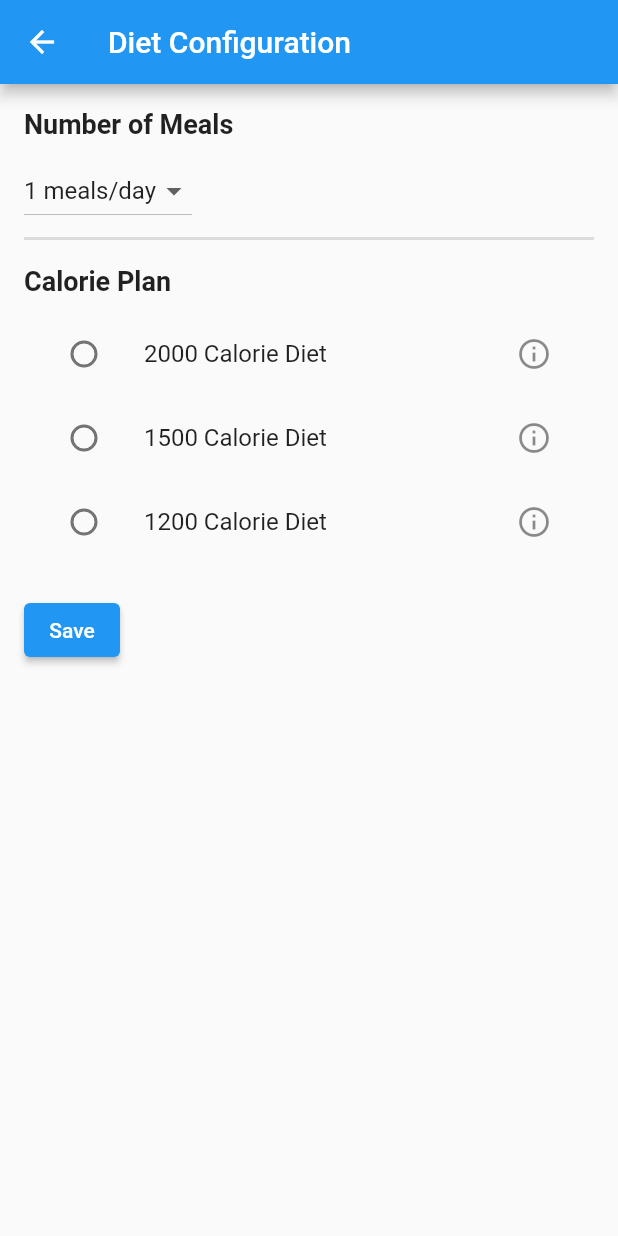
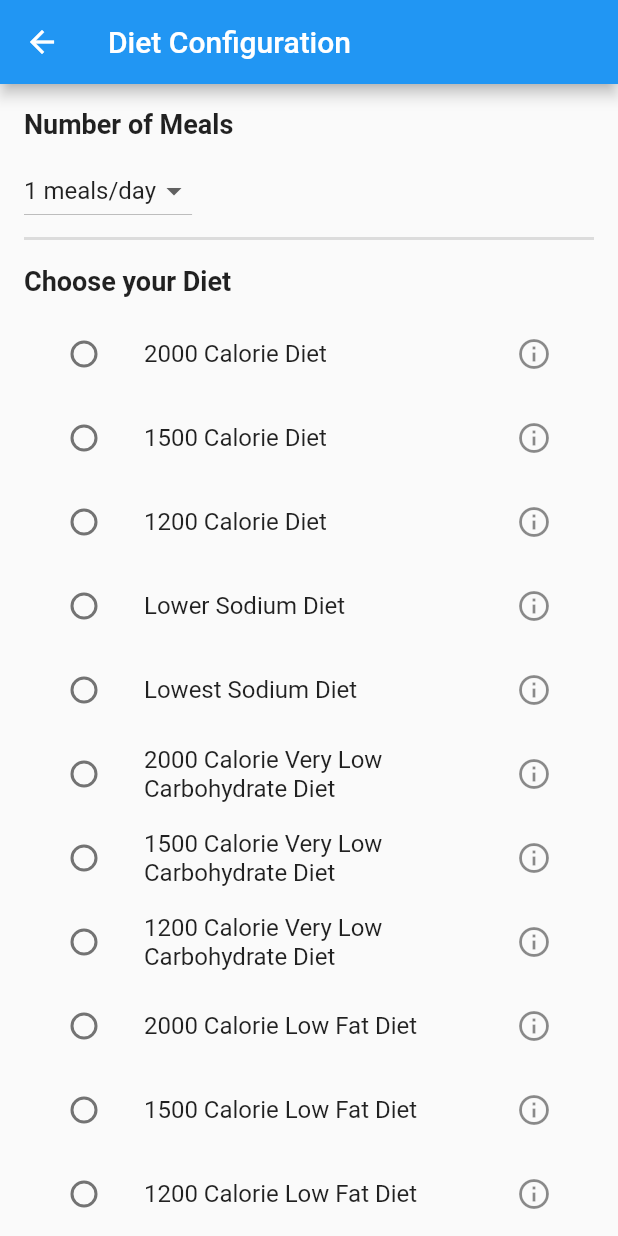
Before and after one commit to W2NJL/fastfoodhealthe2023_fatsecret, a Flutter app: the screen it shows after launch, after a tap on the "settings" icon, on a phone screen of 412 x 824 dp. Run offline on Flutter 3.47's test engine with Material 2 defaults, Android fonts, the phone set to English and light mode, and no system bars; our stand-ins replace flutter_dotenv, shared_preferences; network calls fail.

Commit message:
Added more diet plans

```diff
--- a/lib/main.dart
+++ b/lib/main.dart
@@ -80,6 +80,7 @@ class _MyHomePageState extends State<MyHomePage> {
             padding: const EdgeInsets.all(8.0),
             child: Image.network('https://static.wixstatic.com/media/7d5dd4_7314dd4e69d3447e8fcf6319495fdb80~mv2.png/v1/fill/w_150,h_150,al_c,q_85,usm_0.66_1.00_0.01,enc_auto/FastFoodHealthELogo.png'),
           ),
+          Text('Our database, powered by Nutritionix, features over 172,000 items from restaurants.  We help you find the nutritional values of meal options that are often difficult or impossible to locate!'),
           Padding(
             padding: const EdgeInsets.all(8.0),
             child: TextField(
@@ -181,6 +182,21 @@ class _MyHomePageState extends State<MyHomePage> {
               },
             ),
           ),
+
+    Padding(
+    padding: const EdgeInsets.all(8.0),
+    child: Text(
+    "This app is recommended for Adults 19-59 years of age\n"
+    "(Reference: Dietary Guidelines for Americans 2020-2025; "
+    "https://www.dietaryguidelines.gov/sites/default/files/2021-03/Dietary_Guidelines_for_Americans-2020-2025.pdf)\n\n"
+
+    "Mayo Clinic.org reference:\n"
+    "Generally, to lose 1 to 2 pounds a week (safe rate of weight loss), you need to shave 500 to 1,000 calories from your daily intake to achieve a calorie deficit. "
+    "This can be achieved by eating fewer calories or using up more through regular physical activity.\n\n"
+
+    "A caveat – every person’s caloric needs and deficits are different and depend on many factors, like exercise, genes, hormones and your metabolism.",
+    style: TextStyle(fontSize: 11),
+    ))
         ],
       ),
     );
--- a/lib/models/diet_config.dart
+++ b/lib/models/diet_config.dart
@@ -22,7 +22,8 @@ extension DietConfigPreferences on DietConfig {
     final dailyCalories = prefs.getInt(_dailyCaloriesKey);
     final mealCalories = prefs.getInt(_mealCaloriesKey);
     final numMeals = prefs.getInt(_numMealsKey);
-    return DietConfig(dailyCalories: dailyCalories!, mealCalories: mealCalories!, numOfMeals: numMeals!);
+    return DietConfig(dailyCalories: dailyCalories!, mealCalories: mealCalories!, numOfMeals: numMeals!, sodium: 0,
+    carbs: 0, fat: 0);
   }
 }
 
@@ -31,8 +32,11 @@ class DietConfig {
   final int dailyCalories;
   final int mealCalories;
   final int numOfMeals; // Add this new parameter
+  final int sodium; // added
+  final int carbs;  // added
+  final int fat;    // added
 
-  DietConfig({required this.dailyCalories, required this.mealCalories, required this.numOfMeals});
+  DietConfig({required this.dailyCalories, required this.mealCalories, required this.numOfMeals, required this.sodium, required this.carbs, required this.fat, });
 
 // You can add methods to save/load this configuration from local storage or server.
 }
--- a/lib/screens/config_screen.dart
+++ b/lib/screens/config_screen.dart
@@ -18,6 +18,7 @@ class _ConfigScreenState extends State<ConfigScreen> {
       appBar: AppBar(title: Text('Diet Configuration')),
       body: Padding( // Add overall padding
         padding: const EdgeInsets.all(16.0),
+        child: SingleChildScrollView(
           child: Column(
             crossAxisAlignment: CrossAxisAlignment.start, // Align items to start
             children: [
@@ -49,7 +50,7 @@ class _ConfigScreenState extends State<ConfigScreen> {
 
               // Calorie plan header
               Text(
-              "Calorie Plan",
+                "Choose your Diet",
                 style: TextStyle(fontSize: 18, fontWeight: FontWeight.bold),
               ),
               SizedBox(height: 10),
@@ -66,6 +67,7 @@ class _ConfigScreenState extends State<ConfigScreen> {
             ],
           ),
         ),
+      ),
     );
   }
 
@@ -75,7 +77,7 @@ class _ConfigScreenState extends State<ConfigScreen> {
       ListTile(
         title: const Text('2000 Calorie Diet'),
         leading: Radio(
-          value: DietConfig(dailyCalories: 2000, mealCalories: 660, numOfMeals: 3),
+          value: DietConfig(dailyCalories: 2000, mealCalories: 660, numOfMeals: 3, sodium: 9999, fat: 9999, carbs: 9999),
           groupValue: selectedDiet,
           onChanged: (DietConfig? value) {
             setState(() { selectedDiet = value; });
@@ -89,7 +91,7 @@ class _ConfigScreenState extends State<ConfigScreen> {
       ListTile(
         title: const Text('1500 Calorie Diet'),
         leading: Radio(
-          value: DietConfig(dailyCalories: 2000, mealCalories: 660, numOfMeals: 3),
+          value: DietConfig(dailyCalories: 2000, mealCalories: 660, numOfMeals: 3, sodium: 9999, fat: 9999, carbs: 9999),
           groupValue: selectedDiet,
           onChanged: (DietConfig? value) {
             setState(() { selectedDiet = value; });
@@ -103,7 +105,7 @@ class _ConfigScreenState extends State<ConfigScreen> {
       ListTile(
         title: const Text('1200 Calorie Diet'),
         leading: Radio(
-          value: DietConfig(dailyCalories: 2000, mealCalories: 660, numOfMeals: 3),
+          value: DietConfig(dailyCalories: 2000, mealCalories: 660, numOfMeals: 3, sodium: 9999, fat: 9999, carbs: 9999),
           groupValue: selectedDiet,
           onChanged: (DietConfig? value) {
             setState(() { selectedDiet = value; });
@@ -112,6 +114,126 @@ class _ConfigScreenState extends State<ConfigScreen> {
         trailing: IconButton(
           icon: Icon(Icons.info_outline),
           onPressed: () => _showDietPlanInfo("1200 Calorie Diet"),
+        ),
+      ),
+      ListTile(
+        title: const Text('Lower Sodium Diet'),
+        leading: Radio(
+          value: DietConfig(dailyCalories: 2000, mealCalories: 660, numOfMeals: 3, sodium: 2300, carbs: 9999, fat: 9999),
+          groupValue: selectedDiet,
+          onChanged: (DietConfig? value) {
+            setState(() { selectedDiet = value; });
+          },
+        ),
+        trailing: IconButton(
+          icon: Icon(Icons.info_outline),
+          onPressed: () => _showDietPlanInfo("Lower Sodium Diet"),
+        ),
+      ),
+      // Lowest Sodium Diet Option
+      ListTile(
+        title: const Text('Lowest Sodium Diet'),
+        leading: Radio(
+          value: DietConfig(dailyCalories: 2000, mealCalories: 500, numOfMeals: 3, sodium: 1500, carbs: 0, fat: 0),
+          groupValue: selectedDiet,
+          onChanged: (DietConfig? value) {
+            setState(() { selectedDiet = value; });
+          },
+        ),
+        trailing: IconButton(
+          icon: Icon(Icons.info_outline),
+          onPressed: () => _showDietPlanInfo("Lowest Sodium Diet"),
+        ),
+      ),
+
+      // Very Low Carbohydrate Diet Options
+      ListTile(
+        title: const Text('2000 Calorie Very Low Carbohydrate Diet'),
+        leading: Radio(
+          value: DietConfig(dailyCalories: 2000, mealCalories: 660, numOfMeals: 3, sodium: 0, carbs: 50, fat: 0),
+          groupValue: selectedDiet,
+          onChanged: (DietConfig? value) {
+            setState(() { selectedDiet = value; });
+          },
+        ),
+        trailing: IconButton(
+          icon: Icon(Icons.info_outline),
+          onPressed: () => _showDietPlanInfo("2000 Calorie Very Low Carbohydrate Diet"),
+        ),
+      ),
+      // Very Low Carbohydrate Diet Options
+      ListTile(
+      title: const Text('1500 Calorie Very Low Carbohydrate Diet'),
+      leading: Radio(
+      value: DietConfig(dailyCalories: 1500, mealCalories: 660, numOfMeals: 3, sodium: 0, carbs: 50, fat: 0),
+      groupValue: selectedDiet,
+      onChanged: (DietConfig? value) {
+      setState(() { selectedDiet = value; });
+      },
+      ),
+      trailing: IconButton(
+      icon: Icon(Icons.info_outline),
+      onPressed: () => _showDietPlanInfo("1500 Calorie Very Low Carbohydrate Diet"),
+    ),
+    ),
+      ListTile(
+        title: const Text('1200 Calorie Very Low Carbohydrate Diet'),
+        leading: Radio(
+          value: DietConfig(dailyCalories: 1200, mealCalories: 660, numOfMeals: 3, sodium: 0, carbs: 50, fat: 0),
+          groupValue: selectedDiet,
+          onChanged: (DietConfig? value) {
+            setState(() { selectedDiet = value; });
+          },
+        ),
+        trailing: IconButton(
+          icon: Icon(Icons.info_outline),
+          onPressed: () => _showDietPlanInfo("1200 Calorie Very Low Carbohydrate Diet"),
+        ),
+      ),
+
+      // ... Similarly add other Very Low Carbohydrate and Low Carbohydrate Diet Options
+
+      // Low Fat Diet Options
+      ListTile(
+        title: const Text('2000 Calorie Low Fat Diet'),
+        leading: Radio(
+          value: DietConfig(dailyCalories: 2000, mealCalories: 660, numOfMeals: 3, sodium: 0, carbs: 0, fat: 67),
+          groupValue: selectedDiet,
+          onChanged: (DietConfig? value) {
+            setState(() { selectedDiet = value; });
+          },
+        ),
+        trailing: IconButton(
+          icon: Icon(Icons.info_outline),
+          onPressed: () => _showDietPlanInfo("1500 Calorie Low Fat Diet"),
+        ),
+      ),
+      ListTile(
+        title: const Text('1500 Calorie Low Fat Diet'),
+        leading: Radio(
+          value: DietConfig(dailyCalories: 1500, mealCalories: 660, numOfMeals: 3, sodium: 0, carbs: 0, fat: 67),
+          groupValue: selectedDiet,
+          onChanged: (DietConfig? value) {
+            setState(() { selectedDiet = value; });
+          },
+        ),
+        trailing: IconButton(
+          icon: Icon(Icons.info_outline),
+          onPressed: () => _showDietPlanInfo("1500 Calorie Low Fat Diet"),
+        ),
+      ),
+      ListTile(
+        title: const Text('1200 Calorie Low Fat Diet'),
+        leading: Radio(
+          value: DietConfig(dailyCalories: 1200, mealCalories: 660, numOfMeals: 3, sodium: 0, carbs: 0, fat: 67),
+          groupValue: selectedDiet,
+          onChanged: (DietConfig? value) {
+            setState(() { selectedDiet = value; });
+          },
+        ),
+        trailing: IconButton(
+          icon: Icon(Icons.info_outline),
+          onPressed: () => _showDietPlanInfo("1200 Calorie Low Fat Diet"),
         ),
       ),
       // Add other diet options similarly
```
Lines whose indentation alone changed are shown as unchanged.
